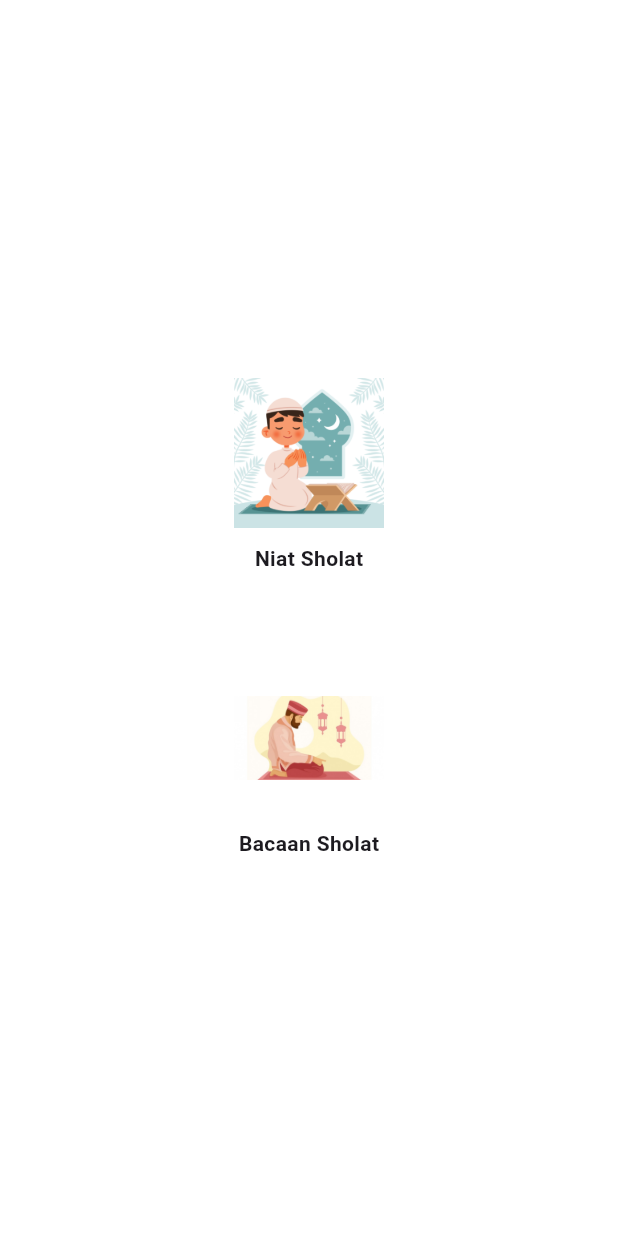
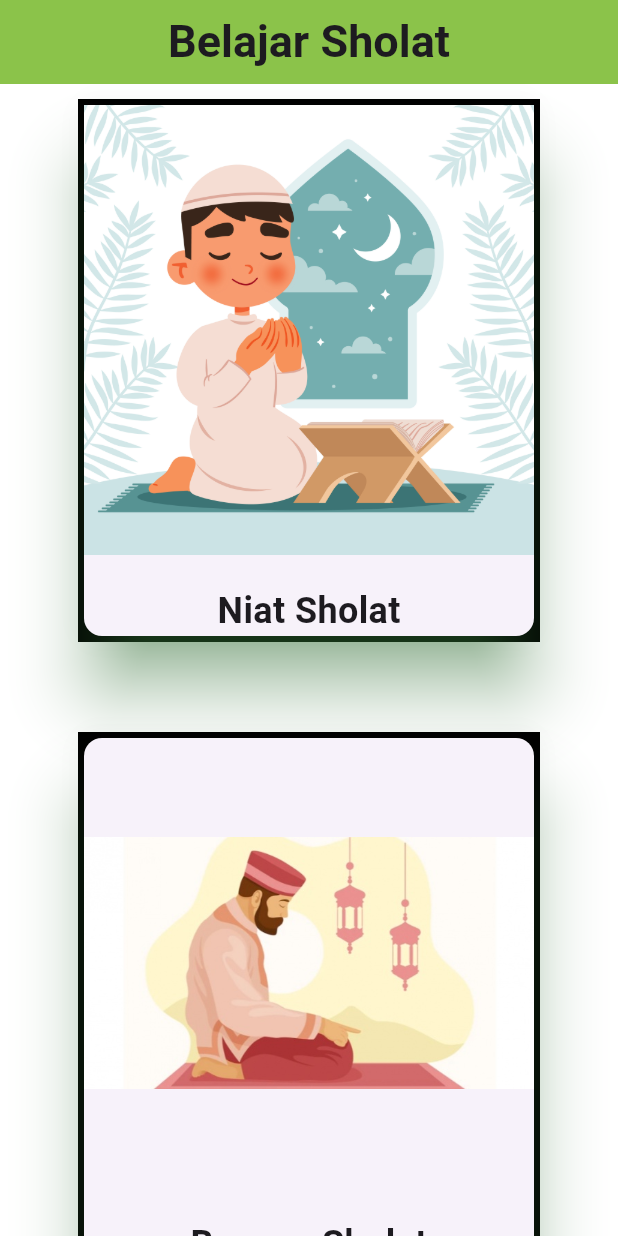
Before and after one commit to MrKatze07/BelajarSholat, a Flutter app: the screen it shows after launch, on a phone screen of 412 x 824 dp. Run offline on Flutter 3.47's test engine with Material 3 defaults, Android fonts, the phone set to English and light mode, and no system bars.

Commit message:
init commit

```diff
--- a/lib/page/main_page.dart
+++ b/lib/page/main_page.dart
@@ -1,5 +1,6 @@
-import 'package:belajarsholat/page/bacaan_sholat_page.dart';
-import 'package:belajarsholat/page/niat_sholat_page.dart';
+import 'package:belajarsholat/page/bacaan_sholat.dart';
+import 'package:belajarsholat/page/niat_sholat.dart';
+import 'package:belajarsholat/page/dzikir_doa.dart';
 import 'package:flutter/material.dart';
 
 class MainPage extends StatefulWidget {
@@ -13,14 +14,26 @@ class MainPageState extends State<MainPage> {
   @override
   Widget build(BuildContext context) {
     return Scaffold(
-      backgroundColor: Colors.white,
-      body: SafeArea(
-        child: Center(
-          child: Column(
-            mainAxisAlignment: MainAxisAlignment.center,
-            children: [
-              Container(
+      appBar: AppBar(
+        centerTitle: true,
+        backgroundColor: Colors.lightGreen,
+        title: Text(
+          'Belajar Sholat',
+          style: TextStyle(fontSize: 30, fontWeight: FontWeight.bold),
+        ),
+      ),
+      backgroundColor: const Color.fromARGB(255, 255, 255, 255),
+      body: ListView(
+        children: <Widget>[
+          Center(
+            child: Container(
               margin: const EdgeInsets.all(10),
+              decoration: BoxDecoration(
+                color: Colors.black,
+              ),
+              child: Card(
+                elevation: 20,
+                shadowColor: Colors.green,
                 child: InkWell(
                   highlightColor: Colors.transparent,
                   splashColor: Colors.transparent,
@@ -34,22 +47,30 @@ class MainPageState extends State<MainPage> {
                     children: [
                       Image(
                           image: AssetImage("assets/images/ic_doa.jpg"),
-                        height: 100,
-                        width: 100,
-                      ),
-                      SizedBox(height: 10),
+                          height: 300,
+                          width: 300),
+                      SizedBox(height: 20),
                       Text(
                         "Niat Sholat",
                         style: TextStyle(
-                            fontSize: 14, fontWeight: FontWeight.bold),
+                            fontSize: 24, fontWeight: FontWeight.bold),
                       ),
                     ],
                   ),
                 ),
               ),
+            ),
+          ),
           const SizedBox(height: 40),
-              Container(
+          Center(
+            child: Container(
               margin: const EdgeInsets.all(10),
+              decoration: BoxDecoration(
+                color: Colors.black,
+              ),
+              child: Card(
+                elevation: 20,
+                shadowColor: Colors.green,
                 child: InkWell(
                   highlightColor: Colors.transparent,
                   splashColor: Colors.transparent,
@@ -63,23 +84,61 @@ class MainPageState extends State<MainPage> {
                     children: [
                       Image(
                         image: AssetImage("assets/images/ic_niat.jpg"),
-                        height: 100,
-                        width: 100,
+                        height: 300,
+                        width: 300,
                       ),
-                      SizedBox(height: 10),
+                      SizedBox(height: 20),
                       Text(
                         "Bacaan Sholat",
                         style: TextStyle(
-                            fontSize: 14, fontWeight: FontWeight.bold),
+                            fontSize: 24, fontWeight: FontWeight.bold),
                       ),
                     ],
                   ),
                 ),
               ),
+            ),
+          ),
+          const SizedBox(height: 20),
+          Center(
+            child: Container(
+              margin: const EdgeInsets.all(10),
+              decoration: BoxDecoration(
+                color: Colors.black,
+              ),
+              child: Card(
+                elevation: 20,
+                shadowColor: Colors.green,
+                child: InkWell(
+                  highlightColor: Colors.transparent,
+                  splashColor: Colors.transparent,
+                  onTap: () {
+                    Navigator.push(
+                        context,
+                        MaterialPageRoute(
+                            builder: (context) => const DzikirDoa()));
+                  },
+                  child: const Column(
+                    children: [
+                      Image(
+                        image: AssetImage("assets/images/ic_dzikir.jpg"),
+                        height: 300,
+                        width: 300,
+                      ),
+                      SizedBox(height: 20),
+                      Text(
+                        "Dzikir Sholat",
+                        style: TextStyle(
+                            fontSize: 24, fontWeight: FontWeight.bold),
+                      ),
                     ],
                   ),
                 ),
               ),
+            ),
+          ),
+        ],
+      ),
     );
   }
 }
```
Also changed, not shown: assets/data/bacaanshalat.json (+14 -7 lines), assets/data/doa.json (added, +38 -0 lines), lib/model/model_dzikir.dart (added, +17 -0 lines), lib/page/bacaan_sholat.dart (renamed from lib/page/niat_sholat_page.dart, +24 -15 lines), lib/page/dzikir_doa.dart (added, +208 -0 lines), lib/page/niat_sholat.dart (renamed from lib/page/bacaan_sholat_page.dart, +23 -14 lines), pubspec.yaml (+7 -0 lines), assets/images/bg_dzikir.jpg (added), assets/images/bg_niat.jpg (added), assets/images/ic_dzikir.jpg (added), 1 other file. Lines whose indentation alone changed are shown as unchanged.
